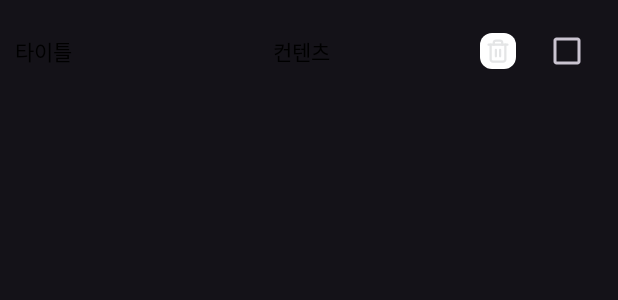
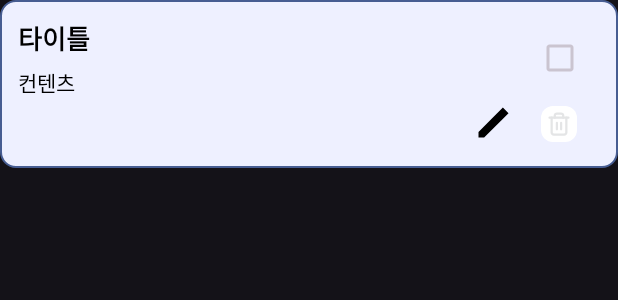
Before and after one commit to domm-pixel/TodoSchedule, an Android app: the layout item_day_schedule.xml on its own in the app's theme, with its tools: preview values and no code run, on a phone screen of 412 x 824 dp. Shown: the top 300 px of the screen. Run offline under Robolectric (Android 15) with nearby library versions, the phone set to English and light mode, and no system bars.

Commit message:
:sparkles: 일정 업데이트 및 기타 클릭 수정

```diff
--- a/app/src/main/java/com/dom/todo/repo/ScheduleRepository.kt
+++ b/app/src/main/java/com/dom/todo/repo/ScheduleRepository.kt
@@ -10,6 +10,9 @@ interface ScheduleRepository {
     // get schedule data by date
     suspend fun getScheduleDataByDate(date : String) : List<Schedule>
 
+    // get schedule detail by id
+    suspend fun getScheduleDataById(id: Int) : Schedule
+
     // update check value
     suspend fun setCheck(id: Int, check: Boolean)
 
@@ -20,7 +23,7 @@ interface ScheduleRepository {
     suspend fun insertScheduleData(data : Schedule)
 
     // update schedule data
-    suspend fun updateScheduleData(data : Schedule)
+    suspend fun updateScheduleData(id: Int, title: String, contents:String)
 
     // delete schedule data by id
     suspend fun deleteScheduleData(id: Int)
--- /dev/null
+++ b/app/src/main/res/drawable/bg_item_schedule.xml
@@ -0,0 +1,7 @@
+<?xml version="1.0" encoding="utf-8"?>
+<shape xmlns:android="http://schemas.android.com/apk/res/android">
+    <solid android:color="@color/material_dynamic_primary95"/>
+    <corners android:radius="10dp"/>
+    <stroke android:color="@color/material_dynamic_primary40" android:width="1dp"/>
+
+</shape>
--- /dev/null
+++ b/app/src/main/res/drawable/ic_update.xml
@@ -0,0 +1,10 @@
+<?xml version="1.0" encoding="utf-8"?>
+<vector xmlns:android="http://schemas.android.com/apk/res/android"
+    android:width="24dp"
+    android:height="24dp"
+    android:viewportWidth="24"
+    android:viewportHeight="24">
+    <path
+        android:fillColor="#000000"
+        android:pathData="M3 17.25L14.25 6l3.75 3.75L6.75 21H3v-3.75zM14.25 6l5-5 3.75 3.75-5 5L14.25 6z"/>
+</vector>
--- a/app/src/main/res/drawable/sel_calender_scheduled.xml
+++ b/app/src/main/res/drawable/sel_calender_scheduled.xml
@@ -3,7 +3,7 @@
 
     <item android:drawable="@drawable/bg_calendar_on" android:state_selected="true"/>
 
-    <item android:drawable="@drawable/bg_calendar_off" android:state_selected="false"/>
+    <item android:drawable="@drawable/bg_transparent" android:state_selected="false"/>
 
 
 </selector>
--- a/app/src/main/res/layout/item_day_schedule.xml
+++ b/app/src/main/res/layout/item_day_schedule.xml
@@ -13,52 +13,76 @@
     <androidx.constraintlayout.widget.ConstraintLayout
         android:layout_width="match_parent"
         android:layout_height="wrap_content"
-        android:padding="10dp">
+        android:background="@drawable/bg_item_schedule"
+        android:onClick="@{() -> scheduleItemVm.onClickItem()}"
+        android:padding="12dp">
 
         <androidx.appcompat.widget.AppCompatTextView
             android:id="@+id/tvTitle"
-            android:layout_width="wrap_content"
+            android:layout_width="0dp"
             android:layout_height="wrap_content"
+            android:text="@{scheduleItemVm.title}"
             android:textColor="@color/black"
-            app:layout_constraintBottom_toBottomOf="parent"
+            android:textSize="17sp"
+            android:textStyle="bold"
+            app:layout_constraintEnd_toStartOf="@+id/cbCheck"
             app:layout_constraintStart_toStartOf="parent"
             app:layout_constraintTop_toTopOf="parent"
-            android:text="@{scheduleItemVm.title}"
             tools:text="타이틀" />
 
         <androidx.appcompat.widget.AppCompatTextView
             android:id="@+id/tvContent"
             android:layout_width="0dp"
             android:layout_height="wrap_content"
-            android:gravity="center"
+            android:layout_marginTop="5dp"
+            android:ellipsize="end"
+            android:maxLines="1"
+            android:text="@{scheduleItemVm.contents}"
             android:textColor="@color/black"
-            app:layout_constraintBottom_toBottomOf="parent"
             app:layout_constraintEnd_toStartOf="@+id/cbCheck"
-            app:layout_constraintStart_toEndOf="@+id/tvTitle"
-            app:layout_constraintTop_toTopOf="parent"
-            android:text="@{scheduleItemVm.contents}"
+            app:layout_constraintStart_toStartOf="parent"
+            app:layout_constraintTop_toBottomOf="@+id/tvTitle"
             tools:text="컨텐츠" />
-
-        <androidx.appcompat.widget.AppCompatImageView
-            android:onClick="@{() -> scheduleItemVm.onClickDeleteItem()}"
-            android:src="@drawable/ic_alarm_delete_time"
-            android:layout_width="wrap_content"
-            android:layout_height="wrap_content"
-            android:layout_marginEnd="10dp"
-            app:layout_constraintTop_toTopOf="parent"
-            app:layout_constraintBottom_toBottomOf="parent"
-            app:layout_constraintEnd_toStartOf="@+id/cbCheck"/>
 
         <com.google.android.material.checkbox.MaterialCheckBox
             android:id="@+id/cbCheck"
-            android:layout_width="wrap_content"
+            android:layout_width="0dp"
+            android:layout_height="0dp"
             android:checked="@{scheduleItemVm.isChecked}"
-            android:onClick="@{() -> scheduleItemVm.onClickItem()}"
+            app:layout_constraintBottom_toBottomOf="@+id/tvContent"
+            app:layout_constraintDimensionRatio="1:1"
+            app:layout_constraintEnd_toEndOf="parent"
+            app:layout_constraintTop_toTopOf="@id/tvTitle" />
+
+        <androidx.constraintlayout.widget.ConstraintLayout
+            android:layout_width="match_parent"
             android:layout_height="wrap_content"
-            app:layout_constraintEnd_toEndOf="parent"
-            app:layout_constraintTop_toTopOf="parent" />
+            app:layout_constraintTop_toBottomOf="@+id/tvContent">
 
+            <androidx.appcompat.widget.AppCompatImageView
+                android:id="@+id/ivUpdate"
+                android:layout_width="wrap_content"
+                android:layout_height="wrap_content"
+                android:layout_marginEnd="10dp"
+                android:onClick="@{() -> scheduleItemVm.onClickUpdateItem()}"
+                android:padding="5dp"
+                android:src="@drawable/ic_update"
+                app:layout_constraintBottom_toBottomOf="parent"
+                app:layout_constraintEnd_toStartOf="@+id/ivDelete"
+                app:layout_constraintTop_toTopOf="parent" />
 
+            <androidx.appcompat.widget.AppCompatImageView
+                android:id="@+id/ivDelete"
+                android:layout_width="wrap_content"
+                android:layout_height="wrap_content"
+                android:layout_marginEnd="10dp"
+                android:onClick="@{() -> scheduleItemVm.onClickDeleteItem()}"
+                android:padding="5dp"
+                android:src="@drawable/ic_alarm_delete_time"
+                app:layout_constraintBottom_toBottomOf="parent"
+                app:layout_constraintEnd_toEndOf="parent"
+                app:layout_constraintTop_toTopOf="parent" />
 
+        </androidx.constraintlayout.widget.ConstraintLayout>
     </androidx.constraintlayout.widget.ConstraintLayout>
 </layout>
--- /dev/null
+++ b/app/src/main/res/values/dimen.xml
@@ -0,0 +1,6 @@
+<?xml version="1.0" encoding="utf-8"?>
+<resources>
+    <dimen name="itemVerticalMargin">4dp</dimen>
+    <dimen name="itemFirstLastVerticalMargin">0dp</dimen>
+    <dimen name="itemHorizontalMargin">2dp</dimen>
+</resources>
```
Also changed, not shown: app/src/main/java/com/dom/todo/base/BaseRecyclerViewDecoration.kt (added, +50 -0 lines), app/src/main/java/com/dom/todo/dao/ScheduleDao.kt (+7 -3 lines), app/src/main/java/com/dom/todo/repo/ScheduleRepositoryImpl.kt (+6 -2 lines), app/src/main/java/com/dom/todo/view/add/ScheduleAddFragment.kt (+6 -1 lines), app/src/main/java/com/dom/todo/view/container/DayViewContainer.kt (+16 -11 lines), app/src/main/java/com/dom/todo/view/home/HomeFragment.kt (+59 -68 lines), app/src/main/java/com/dom/todo/view/home/itemviewmodel/ScheduleItemViewModel.kt (+8 -1 lines), app/src/main/java/com/dom/todo/view/home/viewmodel/HomeViewModel.kt (+8 -1 lines), app/src/main/java/com/dom/todo/view/update/ScheduleUpdateFragment.kt (added, +98 -0 lines), app/src/main/java/com/dom/todo/view/update/viewmodel/ScheduleUpdateViewModel.kt (added, +52 -0 lines), app/src/main/res/drawable/bg_transparent.xml (added, +7 -0 lines), app/src/main/res/layout/fragment_update_schedule.xml (added, +84 -0 lines).
